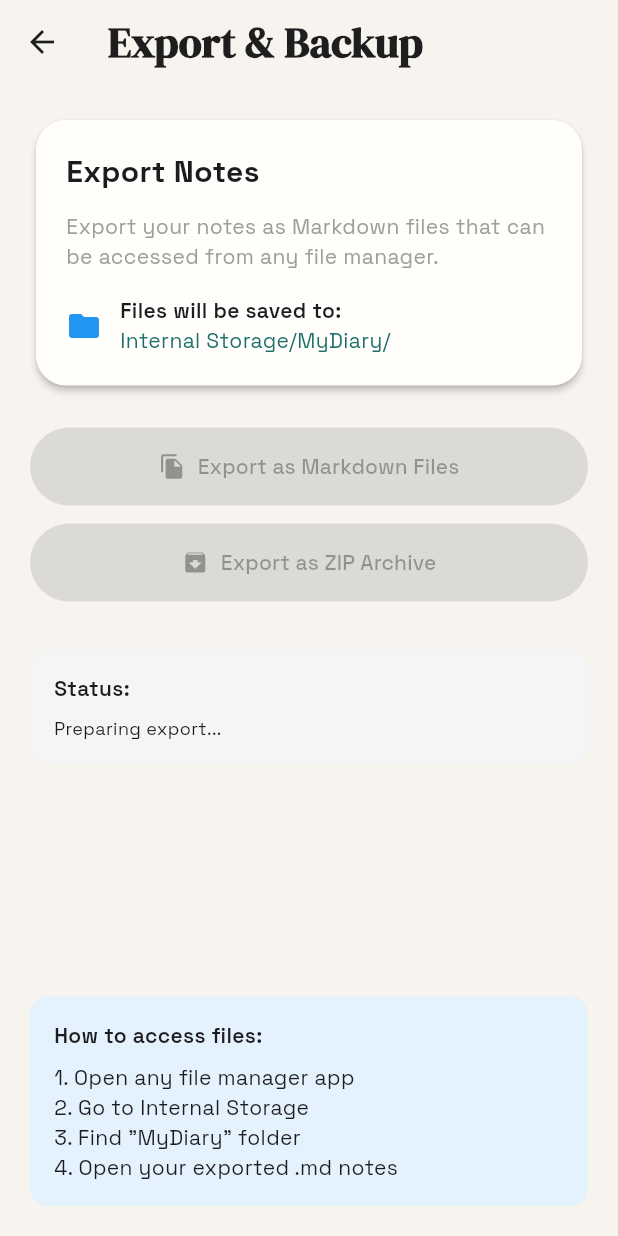
After one commit to EmonE47/Note_Taking_Application, a Flutter app: the ExportScreen screen opened directly, after a tap on "Export as Markdown Files", on a phone screen of 412 x 824 dp. The commit adds this screen. Run offline on Flutter 3.47's test engine with Material 3 defaults, Android fonts, the phone set to English and light mode, and no system bars; our stand-ins replace flutter_colorpicker, google_fonts, permission_handler, sqflite; accounts and stored records are empty.

Commit message:
Inhanced UI/UX,Added Some features like File manager based note access and .md file reading

```diff
--- a/lib/main.dart
+++ b/lib/main.dart
@@ -20,7 +20,7 @@ class MyApp extends StatelessWidget {
     const surface = Color(0xFFFFFEFB);
 
     return MaterialApp(
-      title: 'Notepad Pro',
+      title: 'MyDiary',
       theme: ThemeData(
         useMaterial3: true,
         colorScheme: ColorScheme.fromSeed(
--- /dev/null
+++ b/lib/screens/export_screen.dart
@@ -0,0 +1,292 @@
+import 'package:flutter/material.dart';
+import '../services/export_service.dart';
+
+class ExportScreen extends StatefulWidget {
+  const ExportScreen({super.key});
+
+  @override
+  State<ExportScreen> createState() => _ExportScreenState();
+}
+
+class _ExportScreenState extends State<ExportScreen> {
+  final ExportService _exportService = ExportService.instance;
+  bool _isExporting = false;
+  String _exportStatus = '';
+  bool _hasStoragePermission = true;
+
+  @override
+  void initState() {
+    super.initState();
+    WidgetsBinding.instance.addPostFrameCallback((_) {
+      _checkPermission();
+    });
+  }
+
+  Future<void> _checkPermission() async {
+    final granted = await _exportService.ensureExportPermission();
+    if (mounted) {
+      setState(() => _hasStoragePermission = granted);
+    }
+  }
+
+  Future<void> _requestPermission() async {
+    final granted =
+        await _exportService.ensureExportPermission(openSettingsIfDenied: true);
+    if (mounted) {
+      setState(() => _hasStoragePermission = granted);
+    }
+
+    if (!granted && mounted) {
+      ScaffoldMessenger.of(context).showSnackBar(
+        const SnackBar(
+          content: Text(
+            'Please enable "All files access" for MyDiary in Settings.',
+          ),
+        ),
+      );
+    }
+  }
+
+  Future<void> _exportNotesAsFiles() async {
+    if (!_hasStoragePermission) {
+      await _requestPermission();
+      if (!_hasStoragePermission) return;
+    }
+
+    setState(() {
+      _isExporting = true;
+      _exportStatus = 'Preparing export...';
+    });
+
+    try {
+      final path = await _exportService.exportAllNotes();
+      setState(() => _exportStatus = 'Exported to: $path');
+
+      if (mounted) {
+        ScaffoldMessenger.of(context).showSnackBar(
+          const SnackBar(content: Text('Notes exported successfully!')),
+        );
+      }
+    } catch (e) {
+      setState(() => _exportStatus = 'Error: $e');
+      if (mounted) {
+        ScaffoldMessenger.of(context).showSnackBar(
+          SnackBar(
+            content: Text('Export failed: $e'),
+            backgroundColor: Colors.red,
+          ),
+        );
+      }
+    } finally {
+      if (mounted) {
+        setState(() => _isExporting = false);
+      }
+    }
+  }
+
+  Future<void> _exportAsZip() async {
+    if (!_hasStoragePermission) {
+      await _requestPermission();
+      if (!_hasStoragePermission) return;
+    }
+
+    setState(() {
+      _isExporting = true;
+      _exportStatus = 'Creating ZIP archive...';
+    });
+
+    try {
+      final path = await _exportService.exportAsZip();
+      setState(() => _exportStatus = 'ZIP created: $path');
+
+      if (mounted) {
+        ScaffoldMessenger.of(context).showSnackBar(
+          const SnackBar(content: Text('Backup ZIP created!')),
+        );
+      }
+    } catch (e) {
+      setState(() => _exportStatus = 'Error: $e');
+      if (mounted) {
+        ScaffoldMessenger.of(context).showSnackBar(
+          SnackBar(
+            content: Text('Export failed: $e'),
+            backgroundColor: Colors.red,
+          ),
+        );
+      }
+    } finally {
+      if (mounted) {
+        setState(() => _isExporting = false);
+      }
+    }
+  }
+
+  @override
+  Widget build(BuildContext context) {
+    return Scaffold(
+      appBar: AppBar(
+        title: const Text('Export & Backup'),
+      ),
+      body: Padding(
+        padding: const EdgeInsets.all(20),
+        child: Column(
+          crossAxisAlignment: CrossAxisAlignment.stretch,
+          children: [
+            if (!_hasStoragePermission)
+              Container(
+                padding: const EdgeInsets.all(16),
+                decoration: BoxDecoration(
+                  color: Colors.orange[50],
+                  borderRadius: BorderRadius.circular(12),
+                  border: Border.all(color: Colors.orange),
+                ),
+                child: Column(
+                  crossAxisAlignment: CrossAxisAlignment.start,
+                  children: [
+                    const Text(
+                      'Storage access needed',
+                      style: TextStyle(fontWeight: FontWeight.w700),
+                    ),
+                    const SizedBox(height: 8),
+                    const Text(
+                      'Grant access so MyDiary can save .md files to Internal Storage.',
+                    ),
+                    const SizedBox(height: 12),
+                    SizedBox(
+                      width: double.infinity,
+                      child: OutlinedButton(
+                        onPressed: _requestPermission,
+                        child: const Text('Grant Access'),
+                      ),
+                    ),
+                  ],
+                ),
+              ),
+            if (!_hasStoragePermission) const SizedBox(height: 16),
+
+            Card(
+              elevation: 2,
+              child: Padding(
+                padding: const EdgeInsets.all(20),
+                child: Column(
+                  crossAxisAlignment: CrossAxisAlignment.start,
+                  children: [
+                    const Text(
+                      'Export Notes',
+                      style: TextStyle(
+                        fontSize: 20,
+                        fontWeight: FontWeight.bold,
+                      ),
+                    ),
+                    const SizedBox(height: 12),
+                    const Text(
+                      'Export your notes as Markdown files that can be accessed from any file manager.',
+                      style: TextStyle(color: Colors.grey),
+                    ),
+                    const SizedBox(height: 16),
+                    Row(
+                      children: [
+                        const Icon(Icons.folder, color: Colors.blue),
+                        const SizedBox(width: 12),
+                        Expanded(
+                          child: Column(
+                            crossAxisAlignment: CrossAxisAlignment.start,
+                            children: [
+                              const Text(
+                                'Files will be saved to:',
+                                style: TextStyle(fontWeight: FontWeight.w600),
+                              ),
+                              Text(
+                                'Internal Storage/MyDiary/',
+                                style: TextStyle(
+                                  color: Theme.of(context).colorScheme.primary,
+                                ),
+                              ),
+                            ],
+                          ),
+                        ),
+                      ],
+                    ),
+                  ],
+                ),
+              ),
+            ),
+            const SizedBox(height: 24),
+            Column(
+              children: [
+                SizedBox(
+                  width: double.infinity,
+                  child: ElevatedButton.icon(
+                    onPressed: _isExporting ? null : _exportNotesAsFiles,
+                    icon: const Icon(Icons.file_copy),
+                    label: const Text('Export as Markdown Files'),
+                    style: ElevatedButton.styleFrom(
+                      padding: const EdgeInsets.symmetric(vertical: 16),
+                    ),
+                  ),
+                ),
+                const SizedBox(height: 12),
+                SizedBox(
+                  width: double.infinity,
+                  child: ElevatedButton.icon(
+                    onPressed: _isExporting ? null : _exportAsZip,
+                    icon: const Icon(Icons.archive),
+                    label: const Text('Export as ZIP Archive'),
+                    style: ElevatedButton.styleFrom(
+                      padding: const EdgeInsets.symmetric(vertical: 16),
+                    ),
+                  ),
+                ),
+              ],
+            ),
+            const SizedBox(height: 32),
+            if (_exportStatus.isNotEmpty)
+              Container(
+                padding: const EdgeInsets.all(16),
+                decoration: BoxDecoration(
+                  color: Colors.grey[100],
+                  borderRadius: BorderRadius.circular(12),
+                ),
+                child: Column(
+                  crossAxisAlignment: CrossAxisAlignment.start,
+                  children: [
+                    const Text(
+                      'Status:',
+                      style: TextStyle(fontWeight: FontWeight.w600),
+                    ),
+                    const SizedBox(height: 8),
+                    Text(
+                      _exportStatus,
+                      style: const TextStyle(fontSize: 12),
+                    ),
+                  ],
+                ),
+              ),
+            const Spacer(),
+            Container(
+              padding: const EdgeInsets.all(16),
+              decoration: BoxDecoration(
+                color: Colors.blue[50],
+                borderRadius: BorderRadius.circular(12),
+              ),
+              child: const Column(
+                crossAxisAlignment: CrossAxisAlignment.start,
+                children: [
+                  Text(
+                    'How to access files:',
+                    style: TextStyle(fontWeight: FontWeight.w600),
+                  ),
+                  SizedBox(height: 8),
+                  Text('1. Open any file manager app'),
+                  Text('2. Go to Internal Storage'),
+                  Text('3. Find "MyDiary" folder'),
+                  Text('4. Open your exported .md notes'),
+                ],
+              ),
+            ),
+          ],
+        ),
+      ),
+    );
+  }
+}
--- /dev/null
+++ b/lib/services/export_service.dart
@@ -0,0 +1,233 @@
+import 'dart:convert';
+import 'dart:io';
+
+import 'package:archive/archive.dart';
+import 'package:path/path.dart' as path;
+import 'package:path_provider/path_provider.dart';
+import 'package:permission_handler/permission_handler.dart';
+
+import '../database/database_helper.dart';
+import '../models/note.dart';
+
+class ExportService {
+  static final ExportService instance = ExportService._internal();
+  ExportService._internal();
+
+  static const String _primaryFolderName = 'MyDiary';
+  static const String _legacyFolderName = 'Notepad Pro';
+
+  Directory? _exportDir;
+  String? _androidRootPath;
+
+  Future<bool> ensureExportPermission({bool openSettingsIfDenied = false}) async {
+    if (!Platform.isAndroid) return true;
+
+    if (await Permission.manageExternalStorage.isGranted ||
+        await Permission.storage.isGranted) {
+      return true;
+    }
+
+    final manageResult = await Permission.manageExternalStorage.request();
+    if (manageResult.isGranted) return true;
+
+    final storageResult = await Permission.storage.request();
+    if (storageResult.isGranted) return true;
+
+    if (openSettingsIfDenied &&
+        (manageResult.isPermanentlyDenied ||
+            storageResult.isPermanentlyDenied)) {
+      await openAppSettings();
+    }
+
+    return false;
+  }
+
+  Future<Directory> get exportDirectory async {
+    if (_exportDir != null) return _exportDir!;
+
+    if (Platform.isAndroid) {
+      final granted = await ensureExportPermission();
+      if (!granted) {
+        throw FileSystemException('Storage permission denied');
+      }
+
+      final possiblePaths = [
+        '/storage/emulated/0',
+        '/sdcard',
+        '/storage/sdcard0',
+      ];
+
+      for (final root in possiblePaths) {
+        final dir = Directory(root);
+        if (await dir.exists()) {
+          _androidRootPath = root;
+          _exportDir = Directory(path.join(root, _primaryFolderName));
+          if (!await _exportDir!.exists()) {
+            await _exportDir!.create(recursive: true);
+          }
+          return _exportDir!;
+        }
+      }
+    }
+
+    final fallback = await getDownloadsDirectory() ??
+        await getApplicationDocumentsDirectory();
+    _exportDir = Directory(path.join(fallback.path, _primaryFolderName));
+    if (!await _exportDir!.exists()) await _exportDir!.create(recursive: true);
+    return _exportDir!;
+  }
+
+  Future<Directory?> _legacyDirectory() async {
+    if (!Platform.isAndroid) return null;
+    if (_androidRootPath == null) {
+      await exportDirectory;
+    }
+    if (_androidRootPath == null) return null;
+
+    final legacy = Directory(path.join(_androidRootPath!, _legacyFolderName));
+    if (await legacy.exists()) return legacy;
+    return null;
+  }
+
+  Future<String> exportSingleNote(Note note) async {
+    final exportDir = await exportDirectory;
+    final exportFile = File(path.join(exportDir.path, note.safeFileName));
+    await exportFile.writeAsString(note.fileContent);
+    return exportFile.path;
+  }
+
+  Future<List<Note>> readNotesFromFolder() async {
+    final exportDir = await exportDirectory;
+    final legacyDir = await _legacyDirectory();
+    final dirs = <Directory>[exportDir];
+    if (legacyDir != null && legacyDir.path != exportDir.path) {
+      dirs.add(legacyDir);
+    }
+
+    final notes = <Note>[];
+    final seenNames = <String>{};
+
+    for (final dir in dirs) {
+      final files = await dir.list().toList();
+      for (final entity in files) {
+        if (entity is! File) continue;
+        if (path.extension(entity.path).toLowerCase() != '.md') continue;
+
+        try {
+          final fileKey = path.basename(entity.path).toLowerCase();
+          if (seenNames.contains(fileKey)) {
+            continue;
+          }
+          seenNames.add(fileKey);
+
+          final content = await entity.readAsString();
+          final fileName = path.basenameWithoutExtension(entity.path);
+          final title = fileName.replaceAll('_', ' ').trim();
+          final stat = await entity.stat();
+          final timestamp = stat.modified;
+
+          notes.add(Note(
+            title: title.isEmpty ? 'Untitled' : title,
+            content: content,
+            createdAt: timestamp,
+            updatedAt: timestamp,
+            color: '4280391411',
+            isPinned: false,
+          ));
+        } catch (_) {
+          // Skip unreadable files
+        }
+      }
+    }
+
+    return notes;
+  }
+
+  Future<String> syncNoteFile(Note note, {String? previousFileName}) async {
+    final exportDir = await exportDirectory;
+
+    if (previousFileName != null && previousFileName != note.safeFileName) {
+      final oldFile = File(path.join(exportDir.path, previousFileName));
+      if (await oldFile.exists()) {
+        await oldFile.delete();
+      }
+      final legacyDir = await _legacyDirectory();
+      if (legacyDir != null) {
+        final legacyFile = File(path.join(legacyDir.path, previousFileName));
+        if (await legacyFile.exists()) {
+          await legacyFile.delete();
+        }
+      }
+    }
+
+    final exportFile = File(path.join(exportDir.path, note.safeFileName));
+    await exportFile.writeAsString(note.fileContent);
+    return exportFile.path;
+  }
+
+  Future<void> deleteNoteFile(Note note) async {
+    try {
+      final exportDir = await exportDirectory;
+      final exportFile = File(path.join(exportDir.path, note.safeFileName));
+      if (await exportFile.exists()) {
+        await exportFile.delete();
+      }
+      final legacyDir = await _legacyDirectory();
+      if (legacyDir != null) {
+        final legacyFile = File(path.join(legacyDir.path, note.safeFileName));
+        if (await legacyFile.exists()) {
+          await legacyFile.delete();
+        }
+      }
+    } catch (_) {
+      // Ignore file delete errors
+    }
+  }
+
+  Future<String> exportAllNotes() async {
+    final notes = await DatabaseHelper.instance.getAllNotes();
+    final exportDir = await exportDirectory;
+    final exportFolder = Directory(path.join(
+      exportDir.path,
+      'Backup_${DateTime.now().millisecondsSinceEpoch}',
+    ));
+
+    if (!await exportFolder.exists()) {
+      await exportFolder.create(recursive: true);
+    }
+
+    for (final note in notes) {
+      final noteFile = File(path.join(exportFolder.path, note.safeFileName));
+      await noteFile.writeAsString(note.fileContent);
+    }
+
+    final metaFile = File(path.join(exportFolder.path, '_backup_info.json'));
+    await metaFile.writeAsString(jsonEncode({
+      'export_date': DateTime.now().toIso8601String(),
+      'note_count': notes.length,
+      'app_version': '1.0.0',
+    }));
+
+    return exportFolder.path;
+  }
+
+  Future<String> exportAsZip() async {
+    final notes = await DatabaseHelper.instance.getAllNotes();
+    final exportDir = await exportDirectory;
+    final zipFile = File(path.join(
+      exportDir.path,
+      'MyDiary_Backup_${DateTime.now().millisecondsSinceEpoch}.zip',
+    ));
+
+    final archive = Archive();
+    for (final note in notes) {
+      final data = utf8.encode(note.fileContent);
+      archive.addFile(ArchiveFile(note.safeFileName, data.length, data));
+    }
+
+    final zipData = ZipEncoder().encode(archive);
+    await zipFile.writeAsBytes(zipData!);
+
+    return zipFile.path;
+  }
+}
--- a/pubspec.yaml
+++ b/pubspec.yaml
@@ -37,8 +37,11 @@ dependencies:
   google_fonts: ^6.2.1
   sqflite: ^2.4.2
   path: ^1.9.1
+  path_provider: ^2.1.3
   intl: ^0.20.2
   flutter_colorpicker: ^1.1.0
+  permission_handler: ^11.3.1
+  archive: ^3.6.1
   uuid: ^4.5.2
 
 dev_dependencies:
```
Also changed, not shown: lib/models/note.dart (+10 -0 lines), lib/screens/home_screen.dart (+66 -25 lines), lib/screens/note_detail_screen.dart (+41 -1 lines), pubspec.lock, 11 other files.
